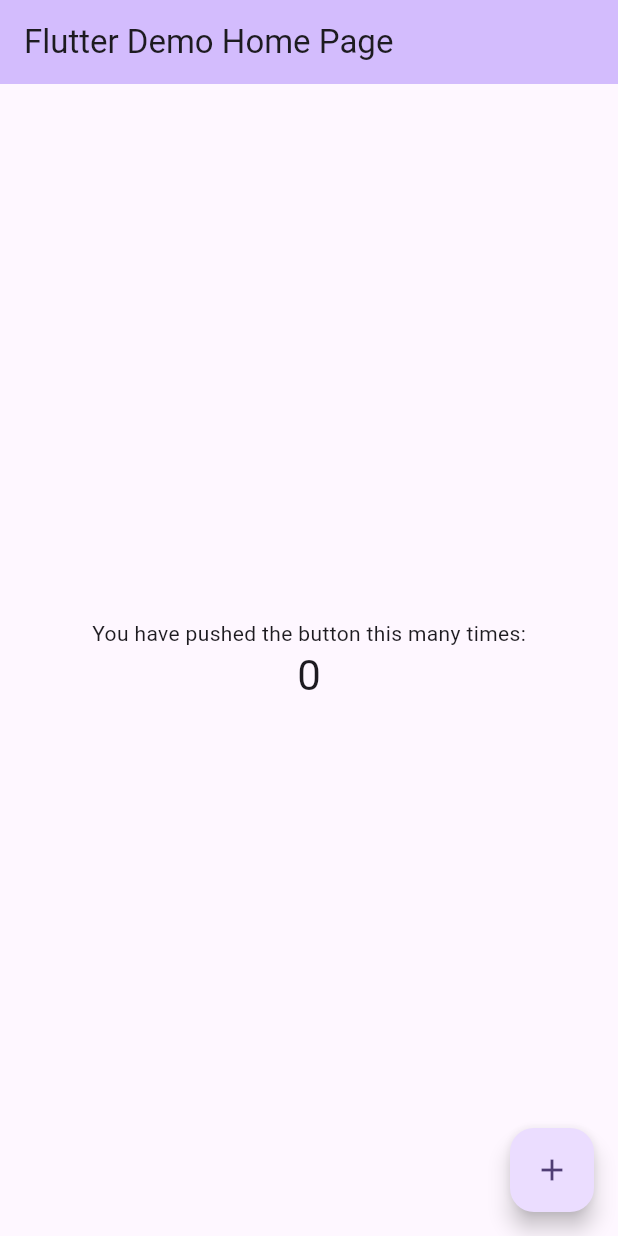
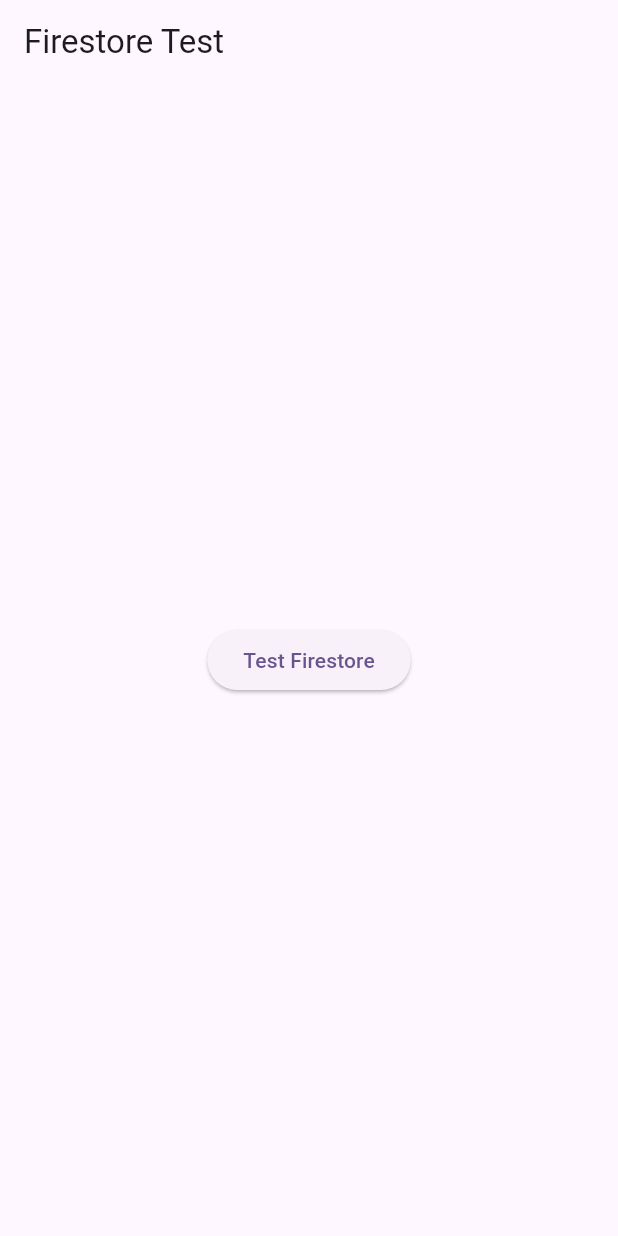
Before and after one commit to jinniejurie/SF333_MobileAppDev_Project, a Flutter app: the screen it shows after launch, on a phone screen of 412 x 824 dp. Run offline on Flutter 3.47's test engine with Material 3 defaults, Android fonts, the phone set to English and light mode, and no system bars; our stand-ins replace cloud_firestore, firebase_core; accounts and stored records are empty.

Commit message:
Firebase setup

```diff
--- a/mobile_app_1/lib/main.dart
+++ b/mobile_app_1/lib/main.dart
@@ -1,122 +1,82 @@
 import 'package:flutter/material.dart';
+import 'package:firebase_core/firebase_core.dart';
+import 'firebase_options.dart';
+import 'test_page.dart';
 
 void main() {
-  runApp(const MyApp());
+  WidgetsFlutterBinding.ensureInitialized();
+  runApp(const AppEntry());
 }
 
-class MyApp extends StatelessWidget {
-  const MyApp({super.key});
+class AppEntry extends StatelessWidget {
+  const AppEntry({super.key});
 
-  // This widget is the root of your application.
   @override
   Widget build(BuildContext context) {
     return MaterialApp(
       title: 'Flutter Demo',
       theme: ThemeData(
-        // This is the theme of your application.
-        //
-        // TRY THIS: Try running your application with "flutter run". You'll see
-        // the application has a purple toolbar. Then, without quitting the app,
-        // try changing the seedColor in the colorScheme below to Colors.green
-        // and then invoke "hot reload" (save your changes or press the "hot
-        // reload" button in a Flutter-supported IDE, or press "r" if you used
-        // the command line to start the app).
-        //
-        // Notice that the counter didn't reset back to zero; the application
-        // state is not lost during the reload. To reset the state, use hot
-        // restart instead.
-        //
-        // This works for code too, not just values: Most code changes can be
-        // tested with just a hot reload.
         colorScheme: ColorScheme.fromSeed(seedColor: Colors.deepPurple),
       ),
-      home: const MyHomePage(title: 'Flutter Demo Home Page'),
+      home: const FirebaseInitializer(),
     );
   }
 }
 
-class MyHomePage extends StatefulWidget {
-  const MyHomePage({super.key, required this.title});
-
-  // This widget is the home page of your application. It is stateful, meaning
-  // that it has a State object (defined below) that contains fields that affect
-  // how it looks.
-
-  // This class is the configuration for the state. It holds the values (in this
-  // case the title) provided by the parent (in this case the App widget) and
-  // used by the build method of the State. Fields in a Widget subclass are
-  // always marked "final".
-
-  final String title;
+/// Widget รอ Firebase init
+class FirebaseInitializer extends StatefulWidget {
+  const FirebaseInitializer({super.key});
 
   @override
-  State<MyHomePage> createState() => _MyHomePageState();
+  State<FirebaseInitializer> createState() => _FirebaseInitializerState();
 }
 
-class _MyHomePageState extends State<MyHomePage> {
-  int _counter = 0;
+class _FirebaseInitializerState extends State<FirebaseInitializer> {
+  late Future<FirebaseApp> _firebaseInitFuture;
 
-  void _incrementCounter() {
-    setState(() {
-      // This call to setState tells the Flutter framework that something has
-      // changed in this State, which causes it to rerun the build method below
-      // so that the display can reflect the updated values. If we changed
-      // _counter without calling setState(), then the build method would not be
-      // called again, and so nothing would appear to happen.
-      _counter++;
-    });
+  @override
+  void initState() {
+    super.initState();
+    _firebaseInitFuture = _initializeFirebase();
+  }
+
+  Future<FirebaseApp> _initializeFirebase() async {
+    try {
+      print("Before Firebase initialize");
+      FirebaseApp app = await Firebase.initializeApp(
+        options: DefaultFirebaseOptions.currentPlatform,
+      );
+      print("After Firebase initialize"); // <- ดูว่าขึ้นหรือไม่
+      return app;
+    } catch (e, st) {
+      print("Firebase init error: $e");
+      print(st);
+      rethrow;
+    }
   }
 
   @override
   Widget build(BuildContext context) {
-    // This method is rerun every time setState is called, for instance as done
-    // by the _incrementCounter method above.
-    //
-    // The Flutter framework has been optimized to make rerunning build methods
-    // fast, so that you can just rebuild anything that needs updating rather
-    // than having to individually change instances of widgets.
-    return Scaffold(
-      appBar: AppBar(
-        // TRY THIS: Try changing the color here to a specific color (to
-        // Colors.amber, perhaps?) and trigger a hot reload to see the AppBar
-        // change color while the other colors stay the same.
-        backgroundColor: Theme.of(context).colorScheme.inversePrimary,
-        // Here we take the value from the MyHomePage object that was created by
-        // the App.build method, and use it to set our appbar title.
-        title: Text(widget.title),
-      ),
-      body: Center(
-        // Center is a layout widget. It takes a single child and positions it
-        // in the middle of the parent.
-        child: Column(
-          // Column is also a layout widget. It takes a list of children and
-          // arranges them vertically. By default, it sizes itself to fit its
-          // children horizontally, and tries to be as tall as its parent.
-          //
-          // Column has various properties to control how it sizes itself and
-          // how it positions its children. Here we use mainAxisAlignment to
-          // center the children vertically; the main axis here is the vertical
-          // axis because Columns are vertical (the cross axis would be
-          // horizontal).
-          //
-          // TRY THIS: Invoke "debug painting" (choose the "Toggle Debug Paint"
-          // action in the IDE, or press "p" in the console), to see the
-          // wireframe for each widget.
-          mainAxisAlignment: MainAxisAlignment.center,
-          children: <Widget>[
-            const Text('You have pushed the button this many times:'),
-            Text(
-              '$_counter',
-              style: Theme.of(context).textTheme.headlineMedium,
+    return FutureBuilder<FirebaseApp>(
+      future: _firebaseInitFuture,
+      builder: (context, snapshot) {
+        if (snapshot.connectionState == ConnectionState.waiting) {
+          // แสดง splash/loading ระหว่างรอ init
+          return const Scaffold(
+            body: Center(child: CircularProgressIndicator()),
+          );
+        } else if (snapshot.hasError) {
+          // แสดง error UI ถ้า Firebase init fail
+          return Scaffold(
+            body: Center(
+              child: Text('Firebase initialization error: ${snapshot.error}'),
             ),
-          ],
-        ),
-      ),
-      floatingActionButton: FloatingActionButton(
-        onPressed: _incrementCounter,
-        tooltip: 'Increment',
-        child: const Icon(Icons.add),
-      ), // This trailing comma makes auto-formatting nicer for build methods.
+          );
+        } else {
+          // Firebase init เสร็จแล้ว → ไปหน้า TestPage
+          return const TestPage();
+        }
+      },
     );
   }
 }
--- /dev/null
+++ b/mobile_app_1/lib/test_page.dart
@@ -0,0 +1,43 @@
+// test_page.dart
+import 'package:flutter/material.dart';
+import 'package:cloud_firestore/cloud_firestore.dart';
+
+class TestPage extends StatelessWidget {
+  const TestPage({super.key});
+
+  @override
+  Widget build(BuildContext context) {
+    return Scaffold(
+      appBar: AppBar(title: const Text("Firestore Test")),
+      body: Center(
+        child: ElevatedButton(
+          onPressed: () async {
+            try {
+              // เขียนข้อมูลลง Firestore
+              await FirebaseFirestore.instance
+                  .collection('test')
+                  .doc('hello')
+                  .set({'message': 'Hello Firebase!'});
+
+              // อ่านข้อมูลจาก Firestore
+              final doc = await FirebaseFirestore.instance
+                  .collection('test')
+                  .doc('hello')
+                  .get();
+
+              final msg = doc['message'];
+
+              print("Firestore Test: $msg");
+
+              ScaffoldMessenger.of(context)
+                  .showSnackBar(SnackBar(content: Text("Message: $msg")));
+            } catch (e) {
+              print("Error: $e");
+            }
+          },
+          child: const Text("Test Firestore"),
+        ),
+      ),
+    );
+  }
+}
--- a/mobile_app_1/pubspec.yaml
+++ b/mobile_app_1/pubspec.yaml
@@ -31,9 +31,13 @@ dependencies:
   flutter:
     sdk: flutter
 
+
   # The following adds the Cupertino Icons font to your application.
   # Use with the CupertinoIcons class for iOS style icons.
   cupertino_icons: ^1.0.8
+  firebase_core: ^2.32.0
+  cloud_firestore: ^4.9.1
+  firebase_auth: ^4.17.8
 
 dev_dependencies:
   flutter_test:
```
Also changed, not shown: mobile_app_1/firebase.json (added), mobile_app_1/lib/firebase_options.dart (added), mobile_app_1/lib/screens/community_home.dart (added), mobile_app_1/pubspec.lock, 11 other files.
